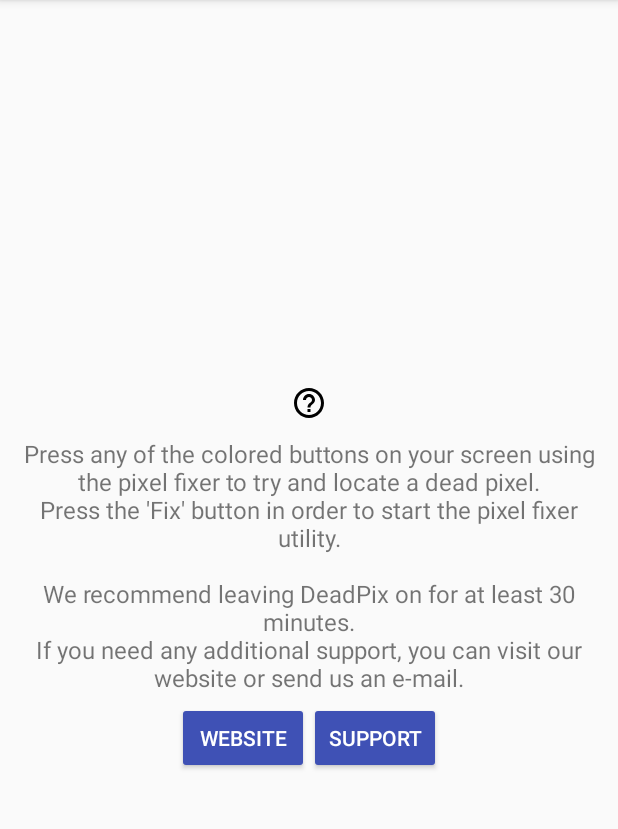
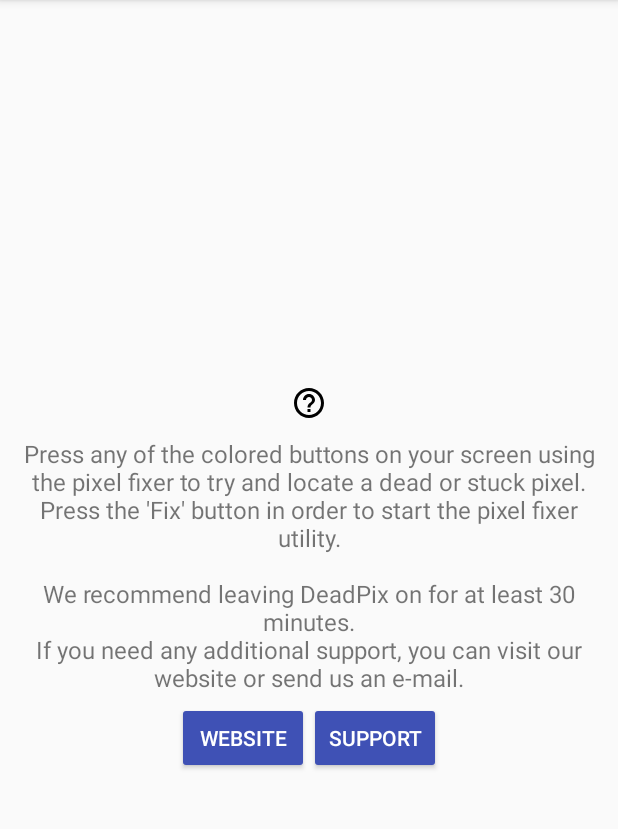
Before and after one commit to CodeDead/DeadPix-android, an Android app: the screen it shows after launch (MainActivity), in the side drawer, after a tap on "Help", on a phone screen of 412 x 824 dp, the part 84-913 px from its top. Run offline under Robolectric (Android 15) with nearby library versions, the phone set to English and light mode, and no system bars.

Commit message:
* Fixed text issues

```diff
--- a/app/src/main/res/values/strings.xml
+++ b/app/src/main/res/values/strings.xml
@@ -13,8 +13,8 @@
     <string name="nav_pixel_fixer">Pixel fixer</string>
     <string name="nav_info">Info</string>
     <string name="nav_tools">Tools</string>
-    <string name="text_help">Press any of the colored buttons on your screen using the pixel fixer to try and locate a dead pixel.\nPress the \'Fix\' button in order to start the pixel fixer utility.\n\nWe recommend leaving DeadPix on for at least 30 minutes.\nIf you need any additional support, you can visit our website or send us an e-mail.</string>
-    <string name="text_about">DeadPix was created by DeadLine. This app was designed to help you out with dead pixels.\nWe do not guarantee that DeadPix will fix your screen issues. This app is provided as-is.\n\nAll images were provided by Google.\n\nCopyright © CodeDead 2017</string>
+    <string name="text_help">Press any of the colored buttons on your screen using the pixel fixer to try and locate a dead or stuck pixel.\nPress the \'Fix\' button in order to start the pixel fixer utility.\n\nWe recommend leaving DeadPix on for at least 30 minutes.\nIf you need any additional support, you can visit our website or send us an e-mail.</string>
+    <string name="text_about">DeadPix was created by DeadLine. This app was designed to help you out with dead or stuck pixels.\nWe do not guarantee that DeadPix will fix your screen issues. This app is provided as-is.\n\nAll images were provided by Google.\n\nCopyright © CodeDead 2017</string>
     <string name="btn_website">Website</string>
     <string name="btn_support">Support</string>
     <string name="hint_help_image" translatable="false">Help image</string>
```
Also changed, not shown: 3 other files.
